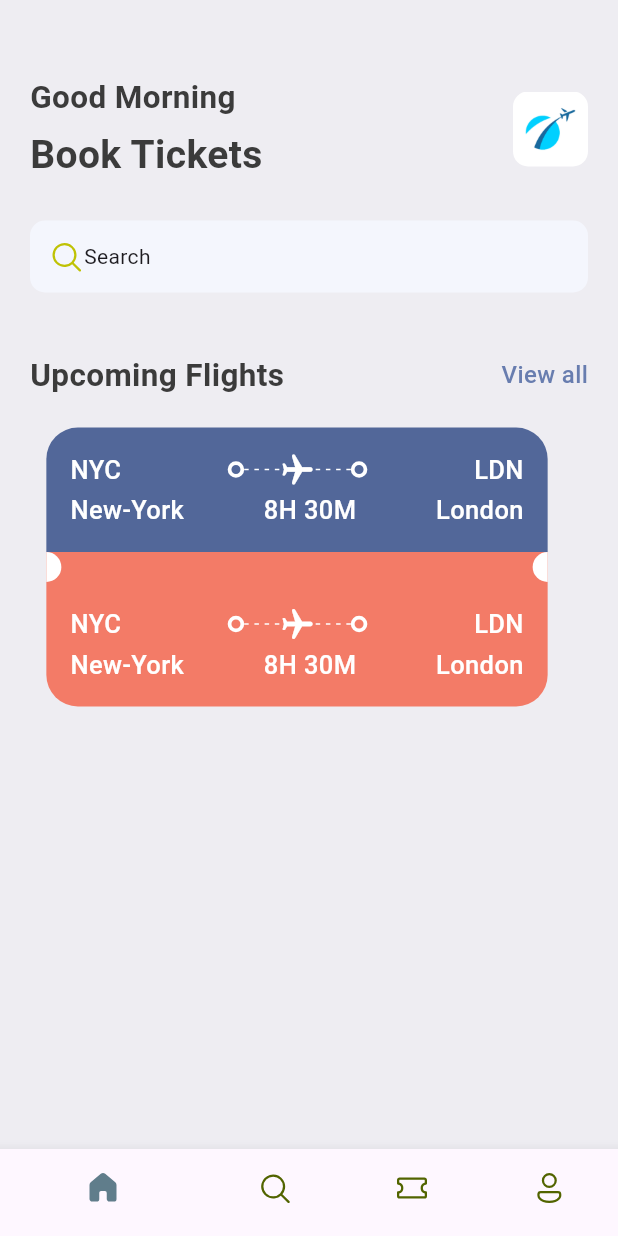
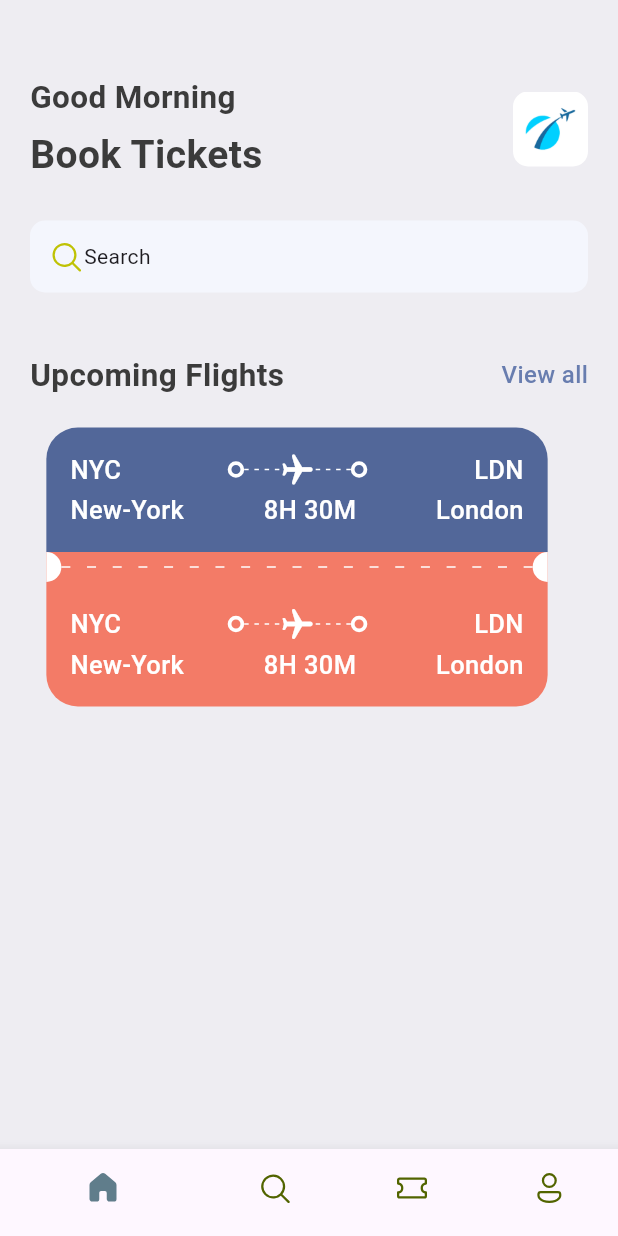
Before and after one commit to DeneshA/ticket_app, a Flutter app: the screen it shows after launch, on a phone screen of 412 x 824 dp. Run offline on Flutter 3.47's test engine with Material 3 defaults, Android fonts, the phone set to English and light mode, and no system bars; our stand-ins replace fluentui_icons.

Commit message:
Ticket middle desinged completed

```diff
--- a/lib/base/widgets/app_layoutbuilder_widget.dart
+++ b/lib/base/widgets/app_layoutbuilder_widget.dart
@@ -2,7 +2,8 @@ import 'package:flutter/material.dart';
 
 class AppLayoutbuilderWidget extends StatelessWidget {
   final int randomDivider; // random number for generating List.generate()
-  const AppLayoutbuilderWidget({super.key, required this.randomDivider});
+  final double width;
+  const AppLayoutbuilderWidget({super.key, required this.randomDivider, this.width=3});
 
   @override
   Widget build(BuildContext context) {
@@ -11,8 +12,8 @@ class AppLayoutbuilderWidget extends StatelessWidget {
         return Flex(
           mainAxisAlignment: MainAxisAlignment.spaceBetween,
             direction: Axis.horizontal,
-                children: List.generate((constraints.constrainWidth()/randomDivider).floor(),(index) => const SizedBox(
-                  width: 3,height: 1, child: DecoratedBox(
+                children: List.generate((constraints.constrainWidth()/randomDivider).floor(),(index) =>  SizedBox(
+                  width: width,height: 1, child: const DecoratedBox(
                   decoration: BoxDecoration(
                     color: Colors.white
                   ),
--- a/lib/base/widgets/big_circle.dart
+++ b/lib/base/widgets/big_circle.dart
@@ -1,7 +1,8 @@
 import 'package:flutter/material.dart';
 
 class BigCircle extends StatelessWidget {
-  final isRight;
+  // if your not assign the value for the variable then define the type of it will debug the error
+  final bool isRight;
   const BigCircle({super.key,  required this.isRight });
 
   @override
--- a/lib/base/widgets/ticket_view.dart
+++ b/lib/base/widgets/ticket_view.dart
@@ -91,11 +91,11 @@ class TicketView extends StatelessWidget {
             Container(
               // height: 20,
               color: AppStyles.ticketOrange,
-              child: Row(
+              child: const Row(
                 children:[
 
                   BigCircle(isRight: false),
-                  Expanded(child: Container()),
+                  Expanded(child: AppLayoutbuilderWidget(randomDivider: 16,width: 6,)),
                   BigCircle(isRight: true)
                 ],
               ),
```
Also changed, not shown: lib/main.dart (+8 -8 lines).
